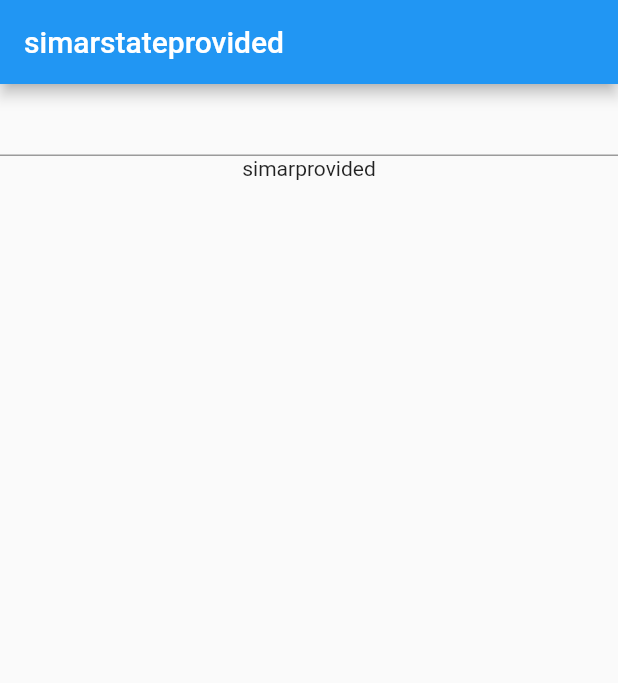
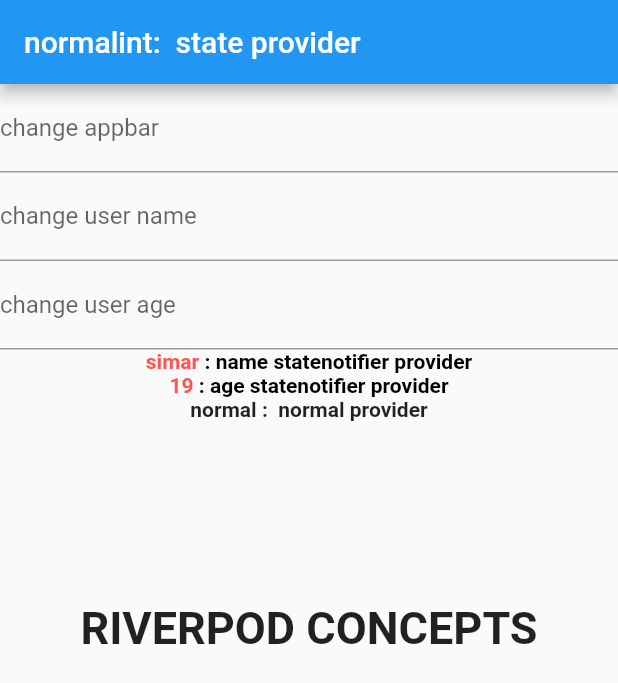
Before and after one commit to simar295/riverpod_concepts, a Flutter app: the screen it shows after launch, on a phone screen of 412 x 824 dp. Shown: the top 683 px of the screen. Run offline on Flutter 3.47's test engine with Material 2 defaults, Android fonts, the phone set to English and light mode, and no system bars; our stand-ins replace flutter_riverpod, riverpod.

Commit message:
statenotifierprovider

```diff
--- a/lib/intprovider.dart
+++ b/lib/intprovider.dart
@@ -2,9 +2,9 @@ import 'package:riverpod/riverpod.dart';
 import 'package:flutter_riverpod/flutter_riverpod.dart';
 
 final normalprovider = Provider((ref) {
-  return "simarprovided";
+  return "normal";
 });
 
 final intprovider = StateProvider((ref) {
-  return "simarstateprovided";
+  return "normalint";
 });
--- a/lib/main.dart
+++ b/lib/main.dart
@@ -1,7 +1,7 @@
 import 'package:flutter/material.dart';
 import 'package:practice/intprovider.dart';
-import 'package:riverpod/riverpod.dart';
 import 'package:flutter_riverpod/flutter_riverpod.dart';
+import 'package:practice/user.dart';
 
 void main() {
   runApp(const ProviderScope(child: home()));
@@ -14,22 +14,75 @@ class home extends ConsumerWidget {
     ref.read(intprovider.notifier).update((state) => value);
   }
 
+  void changeusername(String value, WidgetRef ref) {
+    ref.read(userprovider.notifier).updatename(value);
+  }
+
+  void changeuserage(String value, WidgetRef ref) {
+    ref.read(userprovider.notifier).updateage(value);
+  }
+
   @override
   Widget build(BuildContext context, WidgetRef ref) {
-    final name = ref.watch(intprovider);
+    final stateread = ref.watch(intprovider);
     final normal = ref.watch(normalprovider);
+    final userreading = ref.watch(userprovider);
     return MaterialApp(
       home: Scaffold(
         appBar: AppBar(
-          title: Text(name),
+          title: Text('${stateread}:  state provider'),
         ),
         body: Column(children: [
           Center(
             child: TextField(
+              decoration: InputDecoration(label: Text("change appbar")),
               onSubmitted: (value) => change(value, ref),
             ),
           ),
-          Text(normal),
+          TextField(
+            decoration: InputDecoration(label: Text("change user name")),
+            onSubmitted: (value) => changeusername(value, ref),
+          ),
+          TextField(
+            decoration: InputDecoration(label: Text("change user age")),
+            onSubmitted: (value) => changeuserage(value, ref),
+            keyboardType: TextInputType.number,
+          ),
+          Text.rich(TextSpan(
+              style: TextStyle(
+                  color: Colors.redAccent,
+                  fontWeight: FontWeight.bold), //apply style to all
+              children: [
+                TextSpan(
+                  text: '${userreading.name}',
+                ),
+                TextSpan(
+                    text: ' : name statenotifier provider',
+                    style: TextStyle(
+                        color: Colors.black, fontWeight: FontWeight.bold))
+              ])),
+          Text.rich(TextSpan(
+              style: TextStyle(color: Colors.redAccent), //apply style to all
+              children: [
+                TextSpan(
+                    text: '${userreading.age}',
+                    style: TextStyle(fontWeight: FontWeight.bold)),
+                TextSpan(
+                    text: ' : age statenotifier provider',
+                    style: TextStyle(
+                        color: Colors.black, fontWeight: FontWeight.bold))
+              ])),
+          Text(
+            '${normal} :  normal provider',
+            style: TextStyle(fontWeight: FontWeight.bold),
+          ),
+          SizedBox(
+            height: 120,
+          ),
+          Text(
+            "RIVERPOD CONCEPTS",
+            style: TextStyle(fontSize: 30, fontWeight: FontWeight.bold),
+          )
         ]),
       ),
     );
--- /dev/null
+++ b/lib/user.dart
@@ -0,0 +1,67 @@
+// ignore_for_file: public_member_api_docs, sort_constructors_first
+import 'package:flutter/material.dart';
+import 'package:flutter_riverpod/flutter_riverpod.dart';
+
+@immutable
+class user {
+  const user({required this.name, required this.age});
+
+  final String name;
+  final String age;
+
+//this method is created with extention
+  user copyWith({
+    String? name,
+    String? age,
+  }) {
+    return user(
+      name: name ?? this.name,
+      age: age ?? this.age,
+    );
+  }
+}
+
+////////////////////////
+//now this class will contain all the methods to update the user name and age
+///////////////////////
+//and this class contain the current state of our user modal
+class usernotifier extends StateNotifier<user> {
+  //here i have provided this class's constructor , the current state ie
+  // initiated values of our user class
+
+  /* usernotifier(super.state); */
+  //      OR
+  usernotifier()
+      : super(
+          user(
+            name: "simar",
+            age: 19.toString(),
+          ),
+        ) /*  {
+    updatename("initialname");
+  } */
+  ;
+
+////now writing a function to update the user details,or any kind of list or map
+//this is one method to update name , but this method is not effiecent
+
+  void updatename(String updatedname) {
+    // state = user(name: updatedname, age: state.age);
+    state = state.copyWith(name: updatedname);
+    // it is used when i explicitly created the copywith method with bulb icon via
+    //dataclass gen extention.(only in case to manipulate data classes)
+  }
+
+  //similarly creating function to manipulate age
+  void updateage(String updatedage) {
+    state = state.copyWith(age: updatedage);
+  }
+}
+
+//here i am globally declaring my statenotifierprovider
+//and this type of provider needs a notifier type class as a return type
+/*here i have provided 2 generics , to avoid nametype exceptions
+ 1.class that your are returning ,
+ 2.state of the class*/
+final userprovider = StateNotifierProvider<usernotifier, user>(
+    (ref) => usernotifier(/* user(name: "name", age: 0.toString()) */));
```
Also changed, not shown: pubspec.lock, 1 other file.
